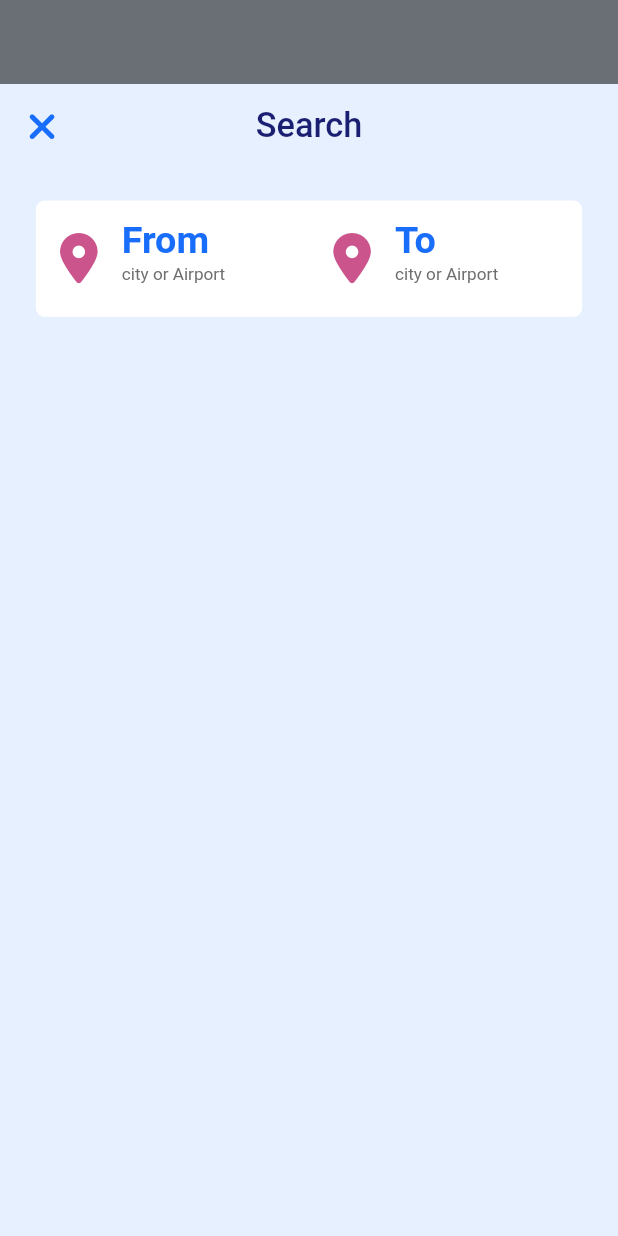
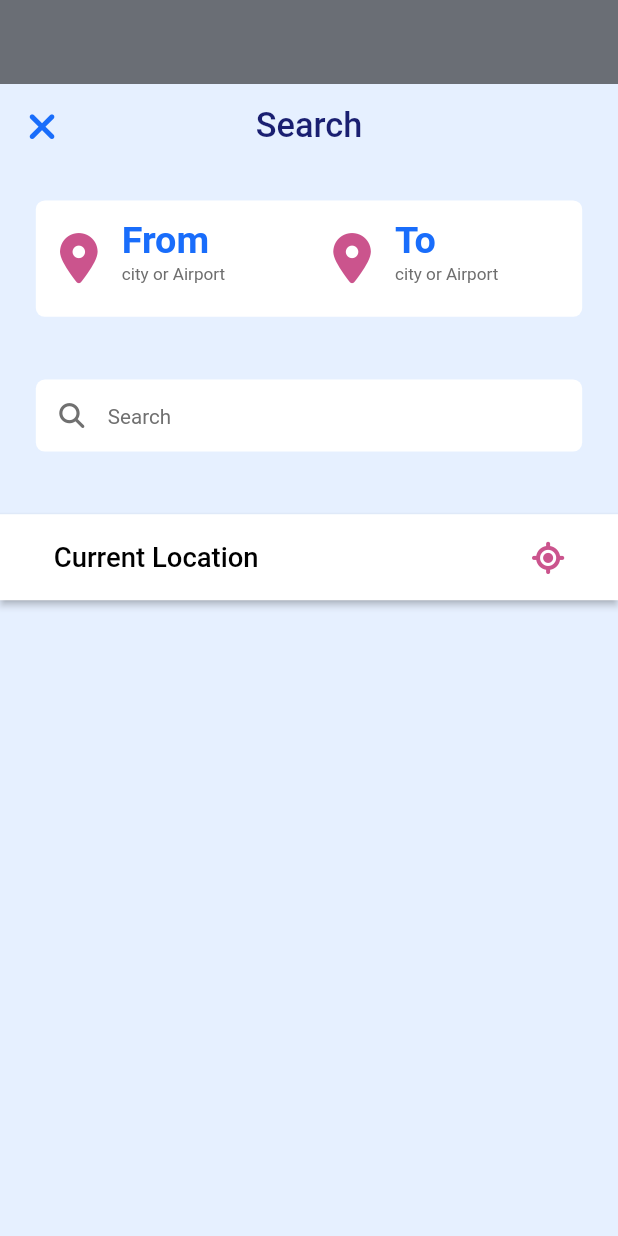
Before and after one commit to kamal606/flights, a Flutter app: what search() shows on an empty page, opened directly, on a phone screen of 412 x 824 dp. Run offline on Flutter 3.47's test engine with Material 2 defaults, Android fonts, the phone set to English and light mode, and no system bars; our stand-ins replace equatable, flutter_bloc, flutter_screenutil, font_awesome_flutter, numberpicker.

Commit message:
done style search bottom sheet

```diff
--- a/lib/core/color/app_color.dart
+++ b/lib/core/color/app_color.dart
@@ -10,4 +10,5 @@ class AppColor {
   static const Color lightGrey = Color(0XFFF1F1F1);
   static const Color white = Color(0XFFFFFFFF);
   static const Color background = Color(0XFFE6F0FF);
+  static const Color black = Color(0XFF000000);
 }
--- a/lib/core/functions/theme_data.dart
+++ b/lib/core/functions/theme_data.dart
@@ -4,6 +4,7 @@ import 'package:flutter/material.dart';
 abstract class AppTheme {
   static ThemeData themeData() {
     return ThemeData(
+      brightness: Brightness.light,
       scaffoldBackgroundColor: AppColor.background,
       appBarTheme: const AppBarTheme(
         color: Colors.transparent,
--- a/lib/core/utils/app_icons.dart
+++ b/lib/core/utils/app_icons.dart
@@ -16,4 +16,6 @@ abstract class AppIcons {
   static IconData arrowRightArrowLeft = FontAwesomeIcons.arrowRightArrowLeft;
   static IconData xmark = FontAwesomeIcons.xmark;
   static IconData locationDot = FontAwesomeIcons.locationDot;
+  static IconData search = FontAwesomeIcons.magnifyingGlass;
+  static IconData locationCrosshairs = FontAwesomeIcons.locationCrosshairs;
 }
--- a/lib/core/widgets/custom_button.dart
+++ b/lib/core/widgets/custom_button.dart
@@ -1,5 +1,6 @@
 import 'package:flights/core/color/app_color.dart';
 import 'package:flights/core/utils/app_fonts.dart';
+import 'package:flights/core/utils/app_icons.dart';
 import 'package:flutter/material.dart';
 import 'package:flutter_screenutil/flutter_screenutil.dart';
 
@@ -8,27 +9,53 @@ class CustomButton extends StatelessWidget {
     super.key,
     this.onPressed,
     required this.title,
+    this.colorButton,
+    this.radius = true,
+    this.colorText,
+    this.isLocation = false,
   });
 
   final void Function()? onPressed;
   final String title;
-
+  final Color? colorButton;
+  final Color? colorText;
+  final bool radius;
+  final bool isLocation;
   @override
   Widget build(BuildContext context) {
     return ElevatedButton(
         onPressed: onPressed,
         style: ElevatedButton.styleFrom(
-          shape:
-              RoundedRectangleBorder(borderRadius: BorderRadius.circular(8.h)),
+          shape: RoundedRectangleBorder(
+              borderRadius: radius
+                  ? BorderRadius.circular(8.h)
+                  : BorderRadius.circular(0)),
           padding: EdgeInsets.symmetric(
             vertical: 15.h,
             horizontal: 30.h,
           ),
-          backgroundColor: AppColor.lightBlue,
+          backgroundColor: colorButton ?? AppColor.lightBlue,
         ),
-        child: Text(
-          title,
-          style: AppFonts.font16(),
-        ));
+        child: isLocation
+            ? Row(
+                mainAxisAlignment: MainAxisAlignment.spaceBetween,
+                children: [
+                  Text(
+                    title,
+                    style: AppFonts.font16()
+                        .copyWith(color: colorText ?? AppColor.white),
+                  ),
+                  Icon(
+                    AppIcons.locationCrosshairs,
+                    size: 18.h,
+                    color: AppColor.darkPink,
+                  )
+                ],
+              )
+            : Text(
+                title,
+                style: AppFonts.font16()
+                    .copyWith(color: colorText ?? AppColor.white),
+              ));
   }
 }
--- /dev/null
+++ b/lib/core/widgets/custom_text_form_field.dart
@@ -0,0 +1,33 @@
+import 'package:flights/core/color/app_color.dart';
+import 'package:flights/core/utils/app_fonts.dart';
+import 'package:flights/core/utils/app_icons.dart';
+import 'package:flutter/material.dart';
+import 'package:flutter_screenutil/flutter_screenutil.dart';
+
+class CustomTextFormField extends StatelessWidget {
+  const CustomTextFormField({super.key, this.onChanged});
+  final void Function(String)? onChanged;
+  @override
+  Widget build(BuildContext context) {
+    return TextFormField(
+      onChanged: onChanged,
+      cursorColor: AppColor.lightBlue,
+      decoration: InputDecoration(
+        prefixIcon: Icon(
+          AppIcons.search,
+          size: 14.h,
+          color: AppColor.darkHalfGrey,
+        ),
+        hintText: "Search",
+        hintStyle: AppFonts.font12().copyWith(color: AppColor.darkHalfGrey),
+        filled: true,
+        fillColor: AppColor.white,
+        contentPadding: EdgeInsets.all(10.h),
+        border: OutlineInputBorder(
+          borderSide: BorderSide.none,
+          borderRadius: BorderRadius.circular(5.h),
+        ),
+      ),
+    );
+  }
+}
--- a/lib/features/book_flights/presentation/view/modal_bottom_sheet.dart
+++ b/lib/features/book_flights/presentation/view/modal_bottom_sheet.dart
@@ -1,5 +1,8 @@
+import 'package:flights/core/color/app_color.dart';
 import 'package:flights/core/utils/app_icons.dart';
 import 'package:flights/core/widgets/custom_appbar.dart';
+import 'package:flights/core/widgets/custom_button.dart';
+import 'package:flights/core/widgets/custom_text_form_field.dart';
 import 'package:flights/features/book_flights/presentation/widgets/new_booking_bottom_sheet/count_passenger.dart';
 import 'package:flights/features/book_flights/presentation/widgets/new_booking_bottom_sheet/select_date.dart';
 import 'package:flights/features/book_flights/presentation/widgets/new_booking_bottom_sheet/trip_destination.dart';
@@ -67,16 +70,40 @@ abstract class OpenBottomSheet {
                 Navigator.pop(context);
               },
             ),
-            body: Padding(
+            body: Column(
+              children: [
+                Padding(
                   padding: EdgeInsets.symmetric(horizontal: 20.h),
                   child: Column(
                     children: [
                       SizedBox(
                         height: 15.h,
                       ),
-                  const CustomFromAndToSearch()
+                      const CustomFromAndToSearch(),
+                      SizedBox(
+                        height: 35.h,
+                      ),
+                      CustomTextFormField(
+                        onChanged: (value) {},
+                      ),
+                      SizedBox(
+                        height: 35.h,
+                      ),
                     ],
                   ),
+                ),
+                SizedBox(
+                  width: double.infinity,
+                  child: CustomButton(
+                    isLocation: true,
+                    radius: false,
+                    colorButton: AppColor.white,
+                    colorText: AppColor.black,
+                    onPressed: () {},
+                    title: "Current Location",
+                  ),
+                )
+              ],
             ),
           ),
         );
@@ -84,3 +111,84 @@ abstract class OpenBottomSheet {
     );
   }
 }
+
+
+
+// class MyHomePage extends StatefulWidget {
+//   const MyHomePage({super.key});
+
+//   @override
+//   _MyHomePageState createState() => _MyHomePageState();
+// }
+
+// class _MyHomePageState extends State<MyHomePage> {
+//   final List<String> items = [
+//     'Apple',
+//     'Apple1',
+//     'Apple',
+//     'Banana',
+//     'Cherry',
+//     'Durian',
+//     'Elderberry',
+//     'Fig',
+//     'Grape',
+//     'Honeydew',
+//     'Iris',
+//     'Jackfruit',
+//     'Kiwi',
+//     'Lemon',
+//     'Mango',
+//     'Nectarine',
+//     'Orange',
+//     'Papaya',
+//     'Quince',
+//     'Raspberry',
+//     'Strawberry',
+//     'Tangerine',
+//     'Ugli fruit',
+//     'Vanilla bean',
+//     'Watermelon',
+//     'Xigua',
+//     'Yellow passionfruit',
+//     'Zucchini',
+//   ];
+
+//   String _searchQuery = '';
+
+//   @override
+//   Widget build(BuildContext context) {
+//     return Column(
+//       children: [
+//         TextFormField(
+//           onChanged: (value) {
+//             setState(() {
+//               _searchQuery = value;
+//             });
+//           },
+//           decoration: const InputDecoration(
+//             hintText: 'Search...',
+//           ),
+//         ),
+//         Visibility(
+//           visible: _searchQuery.isNotEmpty,
+//           child: SizedBox(
+//             height: 150,
+//             child: ListView.builder(
+//               itemCount: items.length,
+//               itemBuilder: (context, index) {
+//                 final item = items[index];
+//                 if (_searchQuery.isNotEmpty &&
+//                     !item
+//                         .toLowerCase()
+//                         .startsWith(_searchQuery.toLowerCase())) {
+//                   return const SizedBox.shrink();
+//                 }
+//                 return ListTile(title: Text(item));
+//               },
+//             ),
+//           ),
+//         ),
+//       ],
+//     );
+//   }
+// }
```
Lines whose indentation alone changed are shown as unchanged.
